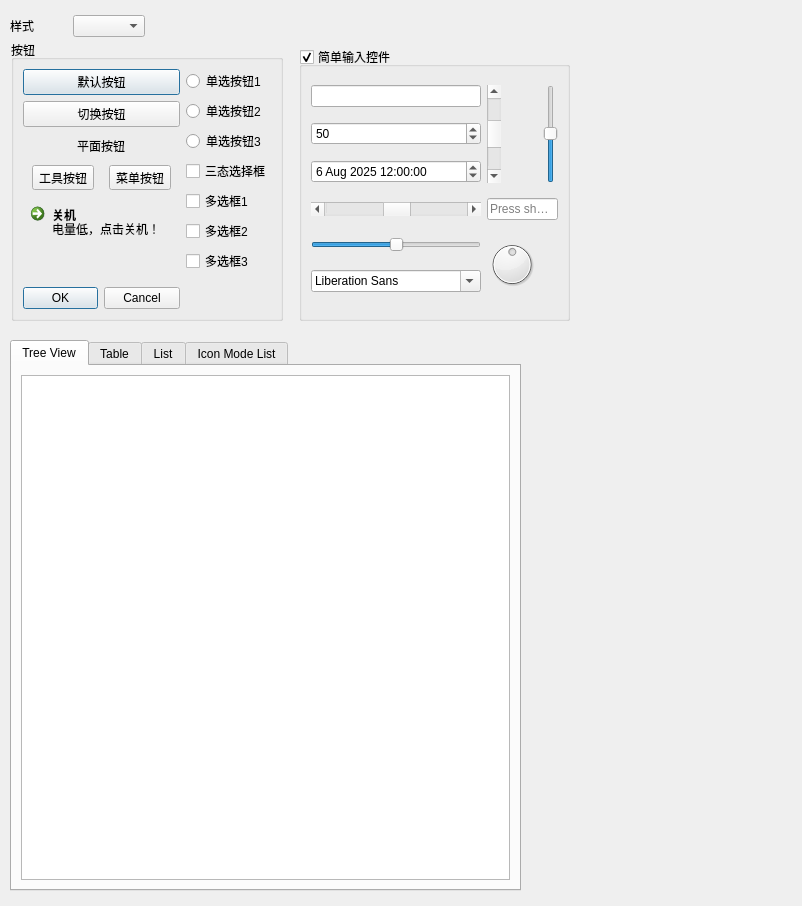
Above: resources/forms/widget_gallery.ui from daxmate/learning-pyside6 before the change. Below: the same form after it.
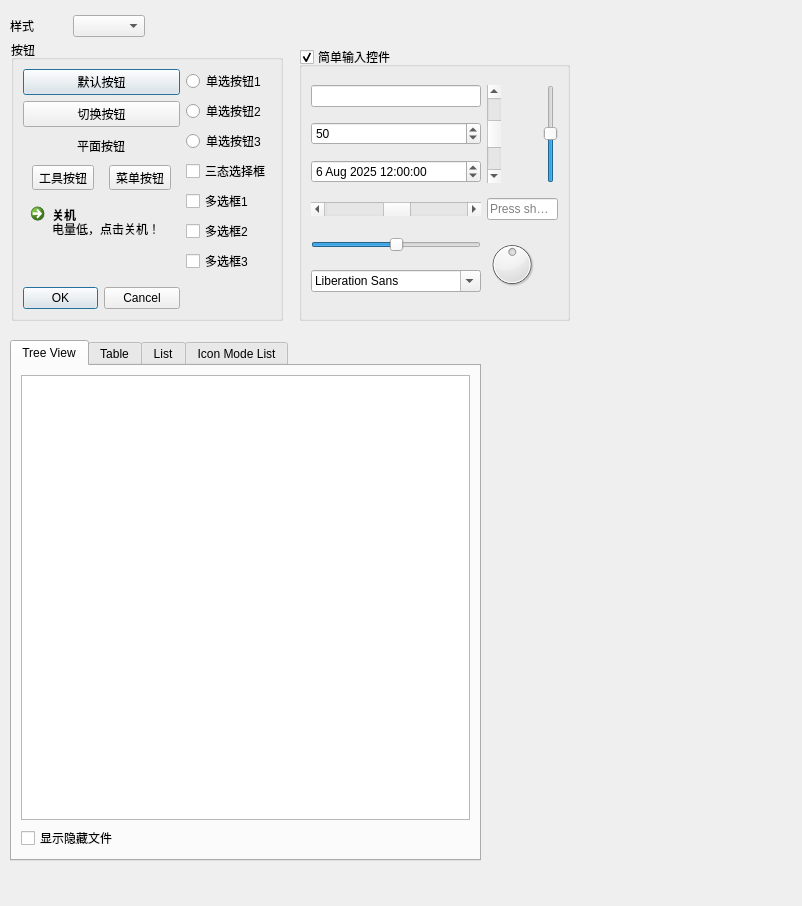
That is the form after the change. Icons and pictures are not drawn.

Commit message: 添加多选框来控制是否显示隐藏文件 添加双击打开文件的功能

The edit to the form file:
```diff
--- a/resources/forms/widget_gallery.ui
+++ b/resources/forms/widget_gallery.ui
@@ -40,8 +40,8 @@
     <rect>
      <x>10</x>
      <y>340</y>
-     <width>511</width>
-     <height>551</height>
+     <width>471</width>
+     <height>521</height>
     </rect>
    </property>
    <property name="currentIndex">
@@ -51,10 +51,17 @@
     <attribute name="title">
      <string>Tree View</string>
     </attribute>
-    <layout class="QHBoxLayout" name="horizontalLayout_5">
+    <layout class="QVBoxLayout" name="verticalLayout_3">
      <item>
       <widget class="QTreeView" name="treeView"/>
      </item>
+     <item>
+      <widget class="QCheckBox" name="toggle_hidden_cb">
+       <property name="text">
+        <string>显示隐藏文件</string>
+       </property>
+      </widget>
+     </item>
     </layout>
    </widget>
    <widget class="QWidget" name="tab_2">
```
Left out of the diff: 2 changed lines with no effect on the pictures. The commit also changes 2 other files.
